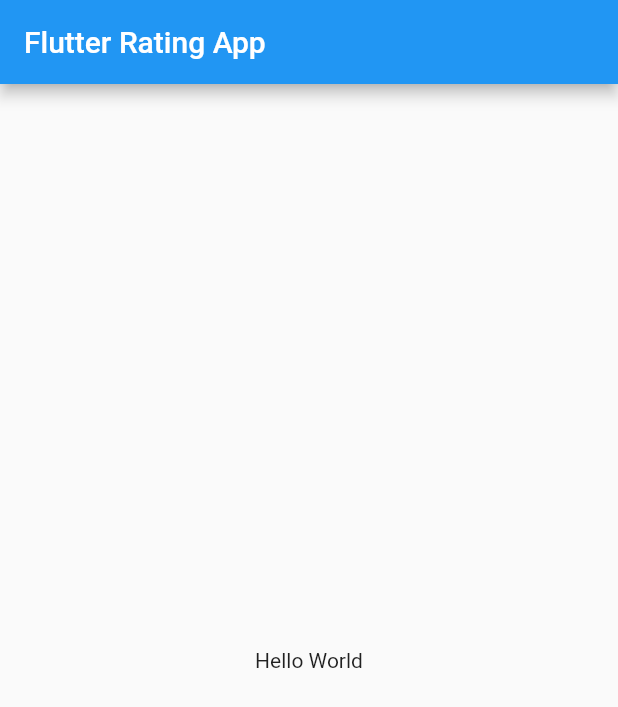
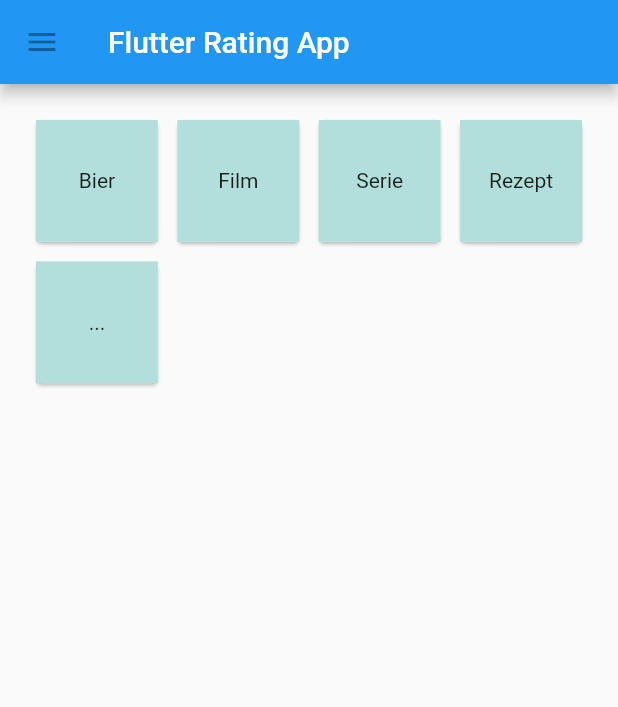
Before and after one commit to Doener48/FlutterRatingApp, a Flutter app: the screen it shows after launch, on a phone screen of 412 x 824 dp. Shown: the top 707 px of the screen. Run offline on Flutter 3.47's test engine with Material 2 defaults, Android fonts, the phone set to English and light mode, and no system bars.

Commit message:
test layout 1

```diff
--- a/ratingapp/lib/main.dart
+++ b/ratingapp/lib/main.dart
@@ -1,20 +1,63 @@
 import 'package:flutter/material.dart';
 
 void main() => runApp(MyApp());
+
+final titles = ['Bier', 'Film', 'Serie', 'Rezept', ' ... '];
 
 class MyApp extends StatelessWidget {
   @override
   Widget build(BuildContext context) {
     return MaterialApp(
         title: 'RatingApp',
+        debugShowCheckedModeBanner: false,
         home: Scaffold(
           appBar: AppBar(
+            leading: IconButton(
+              icon: Icon(Icons.menu),
+              tooltip: 'Navigation menu',
+              onPressed: null,
+            ),
             title: Text('Flutter Rating App'),
           ),
           body: Center(
-          child: Text('Hello World'),
+              child: CustomScrollView(
+            primary: false,
+            slivers: <Widget>[
+              SliverPadding(
+                padding: const EdgeInsets.all(20),
+                sliver: SliverGrid.count(
+                  crossAxisSpacing: 5,
+                  mainAxisSpacing: 5,
+                  crossAxisCount: 4,
+                  children: _builder1(),
+                ),
+              ),
+            ],
+          )),
+        ));
+  }
+}
+
+List<Widget> _builder1() {
+  int itemCount = titles.length;
+  List<Widget> ret = [];
+  for (var i = 0; i < itemCount; i++) {
+    ret.add(
+      Card(
+        child: InkWell(
+          onTap: () {
+            print(titles[i] + " tapped");
+          },
+          child: Container(
+            padding: const EdgeInsets.all(8),
+            child: Center(
+              child: Text(titles[i]),
+            ),
+            color: Colors.teal[100],
+          ),
         ),
       ),
     );
   }
+  return ret;
 }
```
Lines whose indentation alone changed are shown as unchanged.
